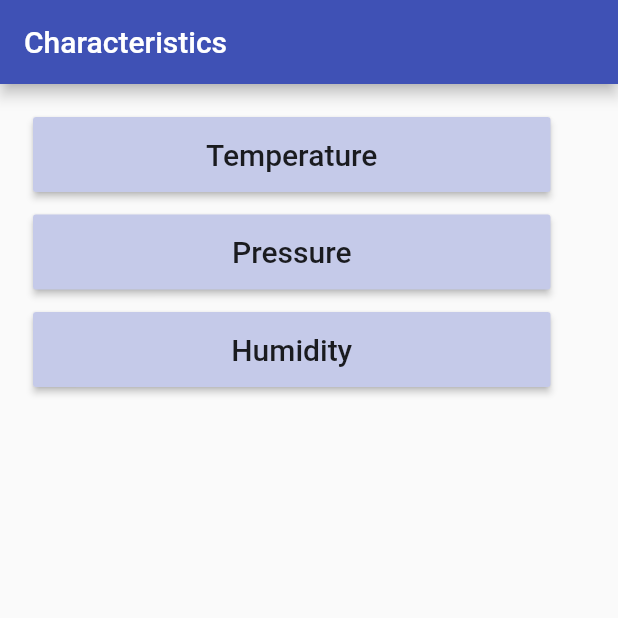
After one commit to KeerthiNambiar/Cognitoi_FlutterApp, a Flutter app: the ChoicePage screen opened directly, on a phone screen of 412 x 824 dp, the top half of it. The commit adds this screen. Run offline on Flutter 3.47's test engine with Material 2 defaults, Android fonts, the phone set to English and light mode, and no system bars; our stand-ins replace charts_flutter, dio, font_awesome_flutter.

Commit message:
Button and time stamp api call

```diff
--- /dev/null
+++ b/lib/choice.dart
@@ -0,0 +1,89 @@
+import 'dart:io';
+
+import 'package:cognito/graph.dart';
+import 'package:flutter/material.dart';
+
+void main() {
+  runApp(MaterialApp(
+    home: ChoicePage(),
+  ));
+}
+
+class ChoicePage extends StatefulWidget {
+  @override
+  ChoicePageState createState() => ChoicePageState();
+}
+
+class ChoicePageState extends State<ChoicePage> {
+  bool pressure = false;
+  bool temperature = false;
+  bool humidity = false;
+  @override
+  Widget build(BuildContext context) {
+    return Scaffold(
+      //home: Scaffold(
+      appBar: AppBar(
+        title: Text('Characteristics'),
+        backgroundColor: Colors.indigo[500],
+      ),
+      body: Container(
+          padding: new EdgeInsets.all(22.0),
+          child: Column(
+            children: <Widget>[
+              new SizedBox(
+                width: 345.0,
+                height: 50,
+                child: RaisedButton(
+                  onPressed: () {
+                    Navigator.push(
+                      context,
+                      MaterialPageRoute(builder: (context) => HomePage()),
+                    );
+                  },
+                  child:
+                      const Text('Temperature', style: TextStyle(fontSize: 20)),
+                  color: Colors.indigo[100],
+                ),
+              ),
+              SizedBox(
+                height: 15,
+              ),
+              new SizedBox(
+                width: 345.0,
+                height: 50,
+                child: RaisedButton(
+                  onPressed: () {
+                    Navigator.push(
+                      context,
+                      MaterialPageRoute(builder: (context) => HomePage()),
+                    );
+                  },
+                  child: const Text(
+                    'Pressure',
+                    style: TextStyle(fontSize: 20),
+                  ),
+                  color: Colors.indigo[100],
+                ),
+              ),
+              SizedBox(
+                height: 15,
+              ),
+              new SizedBox(
+                width: 345.0,
+                height: 50,
+                child: RaisedButton(
+                  onPressed: () {
+                    Navigator.push(
+                      context,
+                      MaterialPageRoute(builder: (context) => HomePage()),
+                    );
+                  },
+                  child: const Text('Humidity', style: TextStyle(fontSize: 20)),
+                  color: Colors.indigo[100],
+                ),
+              )
+            ],
+          )),
+    );
+  }
+}
--- a/lib/dashboard.dart
+++ b/lib/dashboard.dart
@@ -1,3 +1,4 @@
+import 'package:cognito/choice.dart';
 import 'package:cognito/graph.dart';
 
 import 'package:flutter/material.dart';
@@ -29,7 +30,7 @@ class DashboardPageState extends State<DashboardPage> {
 
 //  responseArray1.elementAt(i),
   displayCard() {
-    for (var i = 0; i < responseArray.length; i++) {
+    for (var i = 0; i < responseArray1.length; i++) {
       this.cardList.add(
             Column(
               mainAxisAlignment: MainAxisAlignment.center,
@@ -92,7 +93,8 @@ class DashboardPageState extends State<DashboardPage> {
                                         Navigator.push(
                                           context,
                                           MaterialPageRoute(
-                                              builder: (context) => HomePage()),
+                                              builder: (context) =>
+                                                  ChoicePage()),
                                         )
                                       }),
                             )),
--- a/lib/entity.dart
+++ b/lib/entity.dart
@@ -36,7 +36,7 @@ class EntityState extends State<Entity> {
         });
 
         final response = await dio.get(
-          "https://wadiacs1.cognitonetworks.com/cognito/entitycore/list/345",
+          "https://wadiacsi1.cognitonetworks.com/cognito/entitycore/list/345",
           options: options,
         );
 
--- a/lib/graph.dart
+++ b/lib/graph.dart
@@ -200,7 +200,8 @@ class _HomePageState extends State<HomePage> {
         length: 3,
         child: Scaffold(
           appBar: AppBar(
-            backgroundColor: Color(0xff1976d2),
+            backgroundColor: Colors.indigo[500],
+
             //backgroundColor: Color(0xff308e1c),
             bottom: TabBar(
               indicatorColor: Color(0xff9962D0),
```
Also changed, not shown: lib/login.dart (+34 -4 lines), pubspec.lock.
